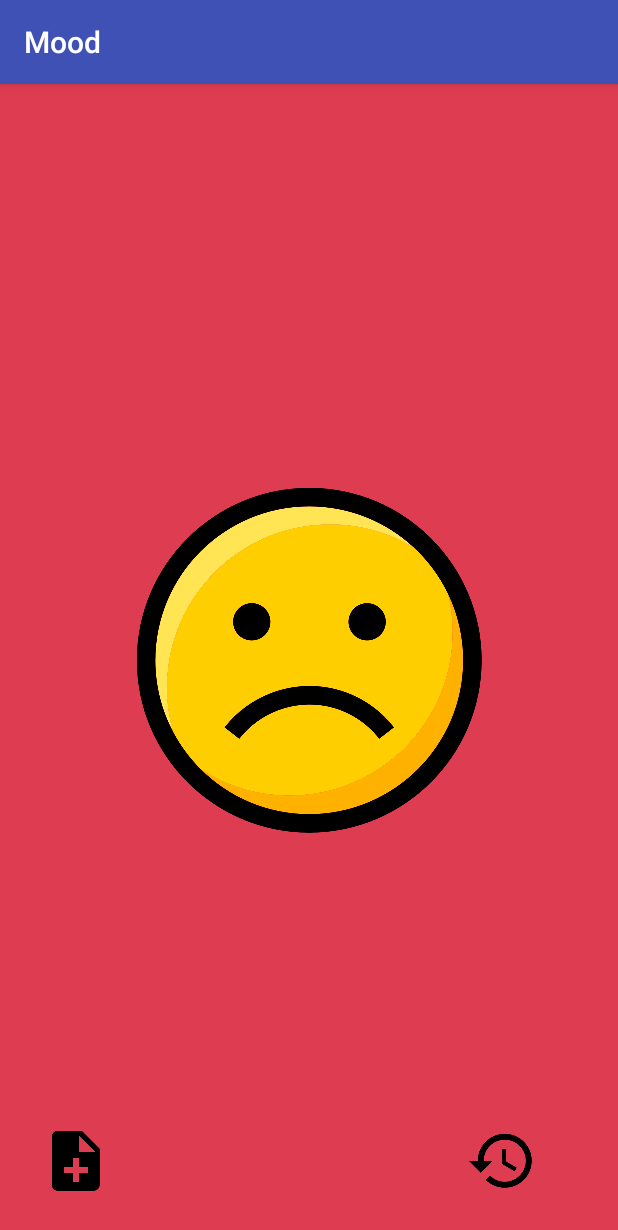
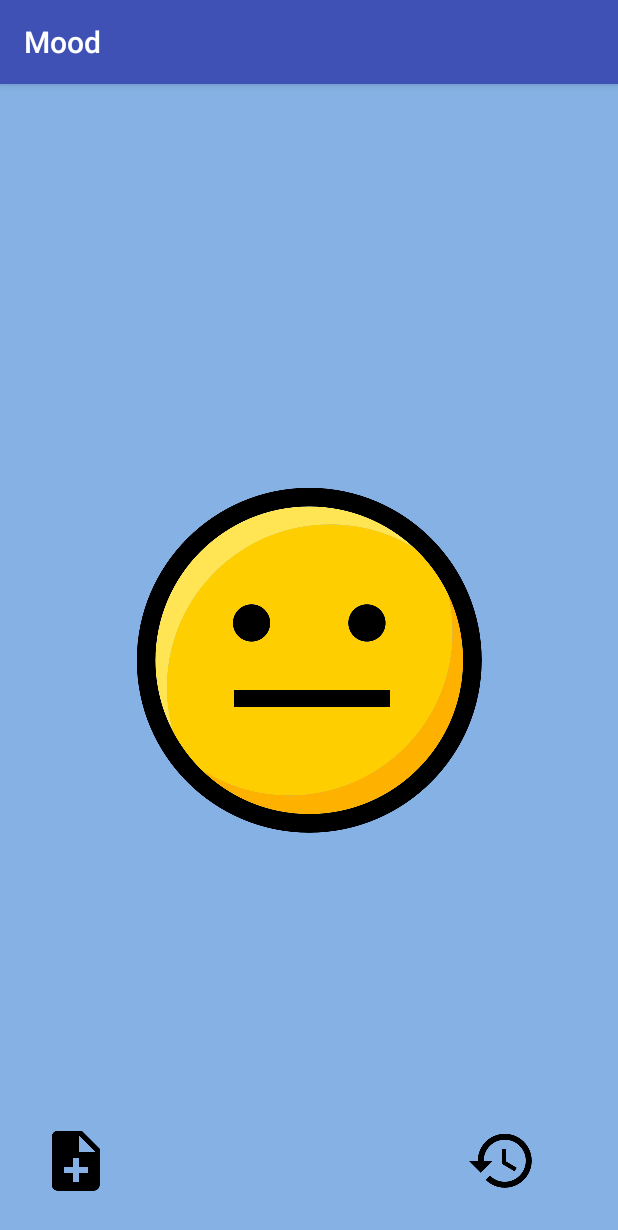
Before and after one commit to shinnatsume/Moods, an Android app: the screen it shows after launch (MainActivity), on a phone screen of 412 x 824 dp. Shown: the top 1230 px of the screen. Run offline under Robolectric (Android 15) with nearby library versions, the phone set to English and light mode, and no system bars.

Commit message:
modiffication d'alert dialog(suppression de la class) lancement de l'application sur le bon emoticon debut de la mise en place de sharedPreferences pour sauvegarder les humeur et les commentaires et les afficher dans history

```diff
--- a/app/src/main/java/com/shin/moods/controller/MainActivity.java
+++ b/app/src/main/java/com/shin/moods/controller/MainActivity.java
@@ -1,26 +1,15 @@
 package com.shin.moods.controller;
 
-import android.content.Context;
-import android.content.DialogInterface;
-import android.content.SharedPreferences;
-import android.support.v7.app.AlertDialog;
+
 import android.support.v7.app.AppCompatActivity;
 import android.os.Bundle;
 import android.support.v7.widget.LinearLayoutManager;
 import android.support.v7.widget.RecyclerView;
-import android.util.Log;
-import android.view.LayoutInflater;
-import android.view.View;
-import android.widget.EditText;
-import android.widget.ImageButton;
-import android.widget.ListView;
-import android.widget.Toast;
-
 import com.shin.moods.R;
-import com.shin.moods.model.DialogClickListener;
 import com.shin.moods.model.MyAdapter;
 
 public class MainActivity extends AppCompatActivity {
+
 
 
     @Override
@@ -31,12 +20,25 @@ public class MainActivity extends AppCompatActivity {
         //mise en place recyclerview
 
         final RecyclerView recyclerView = (RecyclerView) findViewById(R.id.recyclerView);
+        LinearLayoutManager linearLayoutManager = new LinearLayoutManager(this);
+        //permet de demarer l'application sur l'emoticon souhaiter
+        linearLayoutManager.scrollToPosition(2);
 
-        recyclerView.setLayoutManager(new LinearLayoutManager(this));
+
+        recyclerView.setLayoutManager(linearLayoutManager);
+
+
         recyclerView.setAdapter(new MyAdapter(this));
 
 
 
 
 
-    }}
+
+
+
+    }
+
+
+
+}
--- a/app/src/main/java/com/shin/moods/model/MyAdapter.java
+++ b/app/src/main/java/com/shin/moods/model/MyAdapter.java
@@ -1,34 +1,29 @@
 package com.shin.moods.model;
 
-import android.app.usage.UsageEvents;
+
 import android.content.Context;
 import android.content.DialogInterface;
 import android.content.Intent;
 import android.content.SharedPreferences;
 import android.content.res.Resources;
 import android.graphics.drawable.Drawable;
-import android.os.Build;
-import android.support.annotation.RequiresApi;
 import android.support.constraint.ConstraintLayout;
 import android.support.v7.app.AlertDialog;
 import android.support.v7.widget.RecyclerView;
 import android.util.Log;
-import android.view.DragEvent;
-import android.view.GestureDetector;
 import android.view.LayoutInflater;
 import android.view.View;
 import android.view.ViewGroup;
 import android.widget.EditText;
 import android.widget.ImageButton;
 import android.widget.ImageView;
-
 import com.shin.moods.R;
 import com.shin.moods.controller.HistoryActivity;
-
+import java.util.ArrayList;
 import java.util.Arrays;
 import java.util.List;
 
-import static android.view.MotionEvent.ACTION_UP;
+
 
 /**
  * Created by shin on 15/01/2018.
@@ -40,9 +35,10 @@ public class MyAdapter extends RecyclerView.Adapter<MyAdapter.MyViewHolder> {
     // TODO mise en forme de l'activite historic
     // TODO passer sur les fragments
     // TODO mettre les com en anglais
-    // TODO trouver pourquoi alert dialog crash l'appli si on click une segonde fois pour la lancer
-    // Todo recuperer les commentaires de l alert dialog pour les enregistrers dans  l objet Mood
 
+
+    public  static  final String COLOR = "COLOR";
+    public  static  final String COMMENT = "COMMENT";
 
     /**
      * Object list of mood
@@ -67,6 +63,7 @@ public class MyAdapter extends RecyclerView.Adapter<MyAdapter.MyViewHolder> {
     public MyAdapter(Context ct) {
 
         res = ct.getResources();
+
     }
 
     @Override
@@ -106,18 +103,15 @@ public class MyAdapter extends RecyclerView.Adapter<MyAdapter.MyViewHolder> {
         private String mDialogComment;
         private DialogClickListener mDialogClickListener;
         private ImageView imageMood;
-        public List historyMood;
-        private ImageButton comText;
-
-
-
-
-
+        public List historyMood= new ArrayList();
+        SharedPreferences mSharedPreferences;
 
 
         public MyViewHolder(final View itemView) {
 
             super(itemView);
+
+
 
             mContext = itemView.getContext();
 
@@ -129,7 +123,6 @@ public class MyAdapter extends RecyclerView.Adapter<MyAdapter.MyViewHolder> {
 
             imageMood = ((ImageView) itemView.findViewById(R.id.emoticon));
 
-            comText = (ImageButton) itemView.findViewById(R.id.comment_text_view);
 
 
 
@@ -197,11 +190,21 @@ public class MyAdapter extends RecyclerView.Adapter<MyAdapter.MyViewHolder> {
             @Override
             public void onClick(View view) {
 
-               int color;
-                color = res.getColor(currentList.getBackground());
-                //historyMood.add(color);
+                   int color = res.getColor(currentList.getBackground());
 
-             //  Log.i("idMoood", "id mood clicked " +historyMood.get(color));
+                  /* int color;
+                    color = res.getColor(currentList.getBackground());
+                    //historyMood.add(color);*/
+
+                  Log.i("idMoood", "id mood clicked " +color);
+
+
+                   // mLinearLayout.setBackgroundColor(color);
+
+
+                  Log.i("list color","list color not empty   :"+historyMood.size());
+
+
 
 
             }
@@ -222,32 +225,6 @@ public class MyAdapter extends RecyclerView.Adapter<MyAdapter.MyViewHolder> {
             currentList = moodList;
 
 
-            //scrolltoposition
-        /*   int first = moodList.getIdPosition();
-            if (first == 3){
-                int color = res.getColor(moodList.getBackground());
-                Drawable dr = res.getDrawable(moodList.getIcon());
-
-                emoticon.setImageDrawable(dr);
-                background.setBackgroundColor(color);
-            }
-            else if(first < 3){
-
-                int color = res.getColor(moodList.getBackground());
-                Drawable dr = res.getDrawable(moodList.getIcon());
-
-                emoticon.setImageDrawable(dr);
-                background.setBackgroundColor(color);
-            }
-
-            else if (first > 3){
-                int color = res.getColor(moodList.getBackground());
-                Drawable dr = res.getDrawable(moodList.getIcon());
-
-                emoticon.setImageDrawable(dr);
-                background.setBackgroundColor(color);
-            }*/
-
             int color = res.getColor(moodList.getBackground());
             Drawable dr = res.getDrawable(moodList.getIcon());
 
@@ -255,5 +232,8 @@ public class MyAdapter extends RecyclerView.Adapter<MyAdapter.MyViewHolder> {
             background.setBackgroundColor(color);
 
         }
+
+
+
     }
 }
```
Also changed, not shown: app/src/main/java/com/shin/moods/controller/AlertDialogActivity.java (deleted, +0 -53 lines), app/src/main/java/com/shin/moods/controller/HistoryActivity.java (+31 -10 lines), app/src/main/res/layout/history_cell.xml (+21 -12 lines), app/src/main/res/values/strings.xml (+8 -2 lines), 1 other file.
